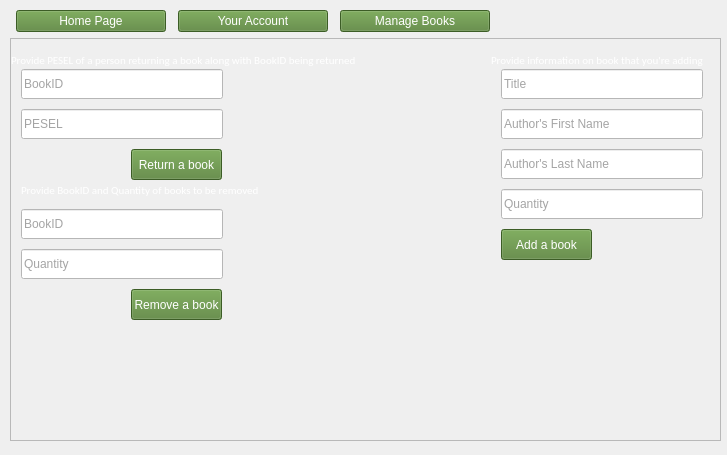
The window that managebooksview.ui (wcislak97/ProdigyLibrary) describes before a commit, drawn with Qt 5.
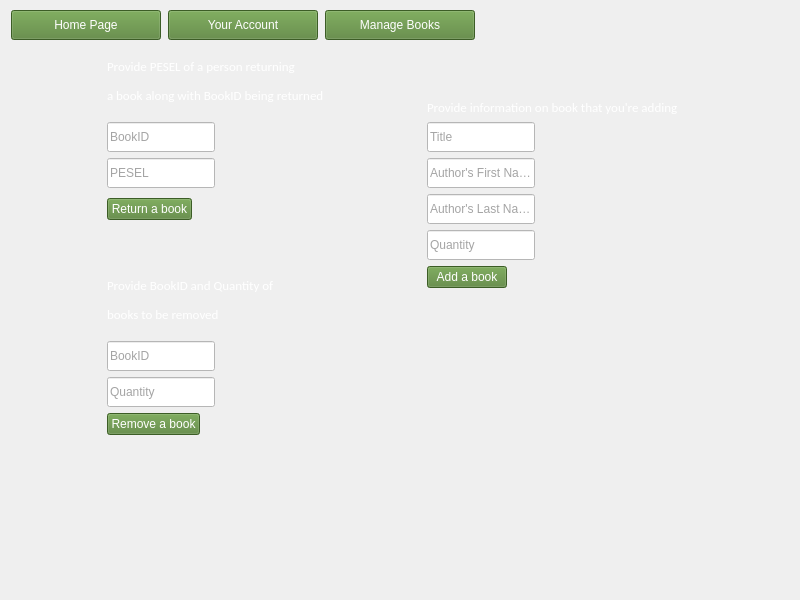
The same window after the commit.

Commit message: Added logout button

Diff of the .ui file:
```diff
--- a/managebooksview.ui
+++ b/managebooksview.ui
@@ -6,8 +6,8 @@
    <rect>
     <x>0</x>
     <y>0</y>
-    <width>727</width>
-    <height>455</height>
+    <width>800</width>
+    <height>600</height>
    </rect>
   </property>
   <property name="windowTitle">
@@ -18,18 +18,18 @@
     <rect>
      <x>10</x>
      <y>10</y>
-     <width>711</width>
-     <height>431</height>
+     <width>767</width>
+     <height>425</height>
     </rect>
    </property>
    <layout class="QVBoxLayout" name="verticalLayout">
     <item>
      <layout class="QHBoxLayout" name="horizontalLayout_7">
       <property name="sizeConstraint">
-       <enum>QLayout::SetFixedSize</enum>
+       <enum>QLayout::SetMaximumSize</enum>
       </property>
       <property name="rightMargin">
-       <number>222</number>
+       <number>300</number>
       </property>
       <item>
        <widget class="QPushButton" name="pushButton_home_page">
@@ -63,7 +63,7 @@
       <item>
        <widget class="QPushButton" name="pushButton_your_account">
         <property name="sizePolicy">
-         <sizepolicy hsizetype="Minimum" vsizetype="Preferred">
+         <sizepolicy hsizetype="Minimum" vsizetype="Minimum">
           <horstretch>0</horstretch>
           <verstretch>0</verstretch>
          </sizepolicy>
@@ -121,96 +121,14 @@
      </layout>
     </item>
     <item>
-     <layout class="QHBoxLayout" name="horizontalLayout_8"/>
-    </item>
-    <item>
-     <widget class="QScrollArea" name="scrollArea">
-      <property name="widgetResizable">
-       <bool>true</bool>
-      </property>
-      <widget class="QWidget" name="scrollAreaWidgetContents_5">
-       <property name="geometry">
-        <rect>
-         <x>0</x>
-         <y>0</y>
-         <width>707</width>
-         <height>390</height>
-        </rect>
-       </property>
-       <widget class="QPushButton" name="pushButton_return_book">
-        <property name="geometry">
-         <rect>
-          <x>120</x>
-          <y>110</y>
-          <width>91</width>
-          <height>31</height>
-         </rect>
-        </property>
-        <property name="styleSheet">
-         <string notr="true">background-color: rgb(84, 130, 53);
-color: rgb(255, 255, 255);</string>
-        </property>
-        <property name="text">
-         <string>Return a book</string>
-        </property>
-       </widget>
-       <widget class="QLabel" name="label">
-        <property name="geometry">
-         <rect>
-          <x>0</x>
-          <y>10</y>
-          <width>351</width>
-          <height>21</height>
-         </rect>
-        </property>
-        <property name="font">
-         <font>
-          <family>Calibri</family>
-          <pointsize>8</pointsize>
-          <weight>9</weight>
-          <italic>false</italic>
-          <bold>false</bold>
-         </font>
-        </property>
-        <property name="styleSheet">
-         <string notr="true">color: rgb(255, 255, 255);
-font: 75 8pt &quot;Calibri&quot;;</string>
-        </property>
-        <property name="text">
-         <string>Provide PESEL of a person returning a book along with BookID being returned</string>
-        </property>
-       </widget>
-       <widget class="QLineEdit" name="lineEdit_book_id">
-        <property name="geometry">
-         <rect>
-          <x>10</x>
-          <y>30</y>
-          <width>202</width>
-          <height>30</height>
-         </rect>
-        </property>
-        <property name="minimumSize">
-         <size>
-          <width>0</width>
-          <height>30</height>
-         </size>
-        </property>
-        <property name="styleSheet">
-         <string notr="true">background-color: rgb(255, 255, 255);
-color: rgb(74, 74, 74);</string>
-        </property>
-        <property name="placeholderText">
-         <string>BookID</string>
-        </property>
-       </widget>
+     <layout class="QGridLayout" name="gridLayout_3" columnstretch="0,0">
+      <item row="2" column="0">
        <widget class="QLineEdit" name="lineEdit_pesel_3">
-        <property name="geometry">
-         <rect>
-          <x>10</x>
-          <y>70</y>
-          <width>202</width>
-          <height>30</height>
-         </rect>
+        <property name="sizePolicy">
+         <sizepolicy hsizetype="Fixed" vsizetype="Fixed">
+          <horstretch>0</horstretch>
+          <verstretch>0</verstretch>
+         </sizepolicy>
         </property>
         <property name="minimumSize">
          <size>
@@ -226,14 +144,106 @@
          <string>PESEL</string>
         </property>
        </widget>
+      </item>
+      <item row="0" column="1" alignment="Qt::AlignBottom">
+       <widget class="QLabel" name="label_3">
+        <property name="font">
+         <font>
+          <family>Calibri</family>
+          <pointsize>8</pointsize>
+          <weight>9</weight>
+          <italic>false</italic>
+          <bold>false</bold>
+         </font>
+        </property>
+        <property name="styleSheet">
+         <string notr="true">color: rgb(255, 255, 255);
+font: 75 8pt &quot;Calibri&quot;;</string>
+        </property>
+        <property name="text">
+         <string>&lt;html&gt;&lt;head/&gt;&lt;body&gt;&lt;p&gt;&lt;span style=&quot; font-size:10pt;&quot;&gt;Provide information on book that you're adding&lt;/span&gt;&lt;/p&gt;&lt;/body&gt;&lt;/html&gt;</string>
+        </property>
+       </widget>
+      </item>
+      <item row="3" column="1">
+       <widget class="QLineEdit" name="lineEdit_author_last_name">
+        <property name="sizePolicy">
+         <sizepolicy hsizetype="Fixed" vsizetype="Fixed">
+          <horstretch>0</horstretch>
+          <verstretch>0</verstretch>
+         </sizepolicy>
+        </property>
+        <property name="minimumSize">
+         <size>
+          <width>0</width>
+          <height>30</height>
+         </size>
+        </property>
+        <property name="styleSheet">
+         <string notr="true">background-color: rgb(255, 255, 255);
+color: rgb(74, 74, 74);</string>
+        </property>
+        <property name="placeholderText">
+         <string>Author's Last Name</string>
+        </property>
+       </widget>
+      </item>
+      <item row="0" column="0">
+       <widget class="QLabel" name="label">
+        <property name="sizePolicy">
+         <sizepolicy hsizetype="Fixed" vsizetype="Preferred">
+          <horstretch>0</horstretch>
+          <verstretch>0</verstretch>
+         </sizepolicy>
+        </property>
+        <property name="font">
+         <font>
+          <family>Calibri</family>
+          <pointsize>8</pointsize>
+          <weight>9</weight>
+          <italic>false</italic>
+          <bold>false</bold>
+         </font>
+        </property>
+        <property name="styleSheet">
+         <string notr="true">color: rgb(255, 255, 255);
+font: 75 8pt &quot;Calibri&quot;;</string>
+        </property>
+        <property name="text">
+         <string>&lt;html&gt;&lt;head/&gt;&lt;body&gt;&lt;p&gt;&lt;span style=&quot; font-size:10pt;&quot;&gt;Provide PESEL of a person returning &lt;/span&gt;&lt;/p&gt;&lt;p&gt;&lt;span style=&quot; font-size:10pt;&quot;&gt;a book along with BookID being returned&lt;/span&gt;&lt;/p&gt;&lt;/body&gt;&lt;/html&gt;</string>
+        </property>
+       </widget>
+      </item>
+      <item row="7" column="0">
+       <widget class="QLineEdit" name="lineEdit_quantity">
+        <property name="sizePolicy">
+         <sizepolicy hsizetype="Fixed" vsizetype="Fixed">
+          <horstretch>0</horstretch>
+          <verstretch>0</verstretch>
+         </sizepolicy>
+        </property>
+        <property name="minimumSize">
+         <size>
+          <width>0</width>
+          <height>30</height>
+         </size>
+        </property>
+        <property name="styleSheet">
+         <string notr="true">background-color: rgb(255, 255, 255);
+color: rgb(74, 74, 74);</string>
+        </property>
+        <property name="placeholderText">
+         <string>Quantity</string>
+        </property>
+       </widget>
+      </item>
+      <item row="8" column="0">
        <widget class="QPushButton" name="pushButton_remove_book">
-        <property name="geometry">
-         <rect>
-          <x>120</x>
-          <y>250</y>
-          <width>91</width>
-          <height>31</height>
-         </rect>
+        <property name="sizePolicy">
+         <sizepolicy hsizetype="Fixed" vsizetype="Fixed">
+          <horstretch>0</horstretch>
+          <verstretch>0</verstretch>
+         </sizepolicy>
         </property>
         <property name="styleSheet">
          <string notr="true">background-color: rgb(84, 130, 53);
@@ -243,60 +253,31 @@
          <string>Remove a book</string>
         </property>
        </widget>
-       <widget class="QLineEdit" name="lineEdit_book_id_rem">
-        <property name="geometry">
-         <rect>
-          <x>10</x>
-          <y>170</y>
-          <width>202</width>
-          <height>30</height>
-         </rect>
+      </item>
+      <item row="5" column="1" alignment="Qt::AlignTop">
+       <widget class="QPushButton" name="pushButton_add_book">
+        <property name="sizePolicy">
+         <sizepolicy hsizetype="Fixed" vsizetype="Fixed">
+          <horstretch>0</horstretch>
+          <verstretch>0</verstretch>
+         </sizepolicy>
         </property>
-        <property name="minimumSize">
-         <size>
-          <width>0</width>
-          <height>30</height>
-         </size>
-        </property>
         <property name="styleSheet">
-         <string notr="true">background-color: rgb(255, 255, 255);
-color: rgb(74, 74, 74);</string>
+         <string notr="true">background-color: rgb(84, 130, 53);
+color: rgb(255, 255, 255);</string>
         </property>
-        <property name="placeholderText">
-         <string>BookID</string>
+        <property name="text">
+         <string>Add a book</string>
         </property>
        </widget>
-       <widget class="QLineEdit" name="lineEdit_quantity">
-        <property name="geometry">
-         <rect>
-          <x>10</x>
-          <y>210</y>
-          <width>202</width>
-          <height>30</height>
-         </rect>
-        </property>
-        <property name="minimumSize">
-         <size>
-          <width>0</width>
-          <height>30</height>
-         </size>
-        </property>
-        <property name="styleSheet">
-         <string notr="true">background-color: rgb(255, 255, 255);
-color: rgb(74, 74, 74);</string>
-        </property>
-        <property name="placeholderText">
-         <string>Quantity</string>
-        </property>
-       </widget>
+      </item>
+      <item row="5" column="0">
        <widget class="QLabel" name="label_2">
-        <property name="geometry">
-         <rect>
-          <x>10</x>
-          <y>140</y>
-          <width>241</width>
-          <height>21</height>
-         </rect>
+        <property name="sizePolicy">
+         <sizepolicy hsizetype="Fixed" vsizetype="Preferred">
+          <horstretch>0</horstretch>
+          <verstretch>0</verstretch>
+         </sizepolicy>
         </property>
         <property name="font">
          <font>
@@ -312,43 +293,46 @@
 font: 75 8pt &quot;Calibri&quot;;</string>
         </property>
         <property name="text">
-         <string>Provide BookID and Quantity of books to be removed</string>
+         <string>&lt;html&gt;&lt;head/&gt;&lt;body&gt;&lt;p&gt;&lt;span style=&quot; font-size:10pt;&quot;&gt;Provide BookID and Quantity of &lt;/span&gt;&lt;/p&gt;&lt;p&gt;&lt;span style=&quot; font-size:10pt;&quot;&gt;books to be removed&lt;/span&gt;&lt;/p&gt;&lt;/body&gt;&lt;/html&gt;</string>
         </property>
+        <property name="textFormat">
+         <enum>Qt::AutoText</enum>
+        </property>
+        <property name="scaledContents">
+         <bool>false</bool>
+        </property>
        </widget>
-       <widget class="QLabel" name="label_3">
-        <property name="geometry">
-         <rect>
-          <x>480</x>
-          <y>10</y>
-          <width>221</width>
-          <height>21</height>
-         </rect>
+      </item>
+      <item row="4" column="1">
+       <widget class="QLineEdit" name="lineEdit_quantity_add">
+        <property name="sizePolicy">
+         <sizepolicy hsizetype="Fixed" vsizetype="Fixed">
+          <horstretch>0</horstretch>
+          <verstretch>0</verstretch>
+         </sizepolicy>
         </property>
-        <property name="font">
-         <font>
-          <family>Calibri</family>
-          <pointsize>8</pointsize>
-          <weight>9</weight>
-          <italic>false</italic>
-          <bold>false</bold>
-         </font>
+        <property name="minimumSize">
+         <size>
+          <width>0</width>
+          <height>30</height>
+         </size>
         </property>
         <property name="styleSheet">
-         <string notr="true">color: rgb(255, 255, 255);
-font: 75 8pt &quot;Calibri&quot;;</string>
+         <string notr="true">background-color: rgb(255, 255, 255);
+color: rgb(74, 74, 74);</string>
         </property>
-        <property name="text">
-         <string>Provide information on book that you're adding</string>
+        <property name="placeholderText">
+         <string>Quantity</string>
         </property>
        </widget>
+      </item>
+      <item row="1" column="1">
        <widget class="QLineEdit" name="lineEdit_book_title">
-        <property name="geometry">
-         <rect>
-          <x>490</x>
-          <y>30</y>
-          <width>202</width>
-          <height>30</height>
-         </rect>
+        <property name="sizePolicy">
+         <sizepolicy hsizetype="Fixed" vsizetype="Fixed">
+          <horstretch>0</horstretch>
+          <verstretch>0</verstretch>
+         </sizepolicy>
         </property>
         <property name="minimumSize">
          <size>
@@ -364,14 +348,31 @@
          <string>Title</string>
         </property>
        </widget>
+      </item>
+      <item row="3" column="0">
+       <widget class="QPushButton" name="pushButton_return_book">
+        <property name="sizePolicy">
+         <sizepolicy hsizetype="Fixed" vsizetype="Fixed">
+          <horstretch>0</horstretch>
+          <verstretch>0</verstretch>
+         </sizepolicy>
+        </property>
+        <property name="styleSheet">
+         <string notr="true">background-color: rgb(84, 130, 53);
+color: rgb(255, 255, 255);</string>
+        </property>
+        <property name="text">
+         <string>Return a book</string>
+        </property>
+       </widget>
+      </item>
+      <item row="2" column="1">
        <widget class="QLineEdit" name="lineEdit_author_first_name">
-        <property name="geometry">
-         <rect>
-          <x>490</x>
-          <y>70</y>
-          <width>202</width>
-          <height>30</height>
-         </rect>
+        <property name="sizePolicy">
+         <sizepolicy hsizetype="Fixed" vsizetype="Fixed">
+          <horstretch>0</horstretch>
+          <verstretch>0</verstretch>
+         </sizepolicy>
         </property>
         <property name="minimumSize">
          <size>
@@ -387,14 +388,14 @@
          <string>Author's First Name</string>
         </property>
        </widget>
-       <widget class="QLineEdit" name="lineEdit_author_last_name">
-        <property name="geometry">
-         <rect>
-          <x>490</x>
-          <y>110</y>
-          <width>202</width>
-          <height>30</height>
-         </rect>
+      </item>
+      <item row="6" column="0">
+       <widget class="QLineEdit" name="lineEdit_book_id_rem">
+        <property name="sizePolicy">
+         <sizepolicy hsizetype="Fixed" vsizetype="Fixed">
+          <horstretch>0</horstretch>
+          <verstretch>0</verstretch>
+         </sizepolicy>
         </property>
         <property name="minimumSize">
          <size>
@@ -407,17 +408,17 @@
 color: rgb(74, 74, 74);</string>
         </property>
         <property name="placeholderText">
-         <string>Author's Last Name</string>
+         <string>BookID</string>
         </property>
        </widget>
-       <widget class="QLineEdit" name="lineEdit_quantity_add">
-        <property name="geometry">
-         <rect>
-          <x>490</x>
-          <y>150</y>
-          <width>202</width>
-          <height>30</height>
-         </rect>
+      </item>
+      <item row="1" column="0">
+       <widget class="QLineEdit" name="lineEdit_book_id">
+        <property name="sizePolicy">
+         <sizepolicy hsizetype="Fixed" vsizetype="Fixed">
+          <horstretch>0</horstretch>
+          <verstretch>0</verstretch>
+         </sizepolicy>
         </property>
         <property name="minimumSize">
          <size>
@@ -430,28 +431,11 @@
 color: rgb(74, 74, 74);</string>
         </property>
         <property name="placeholderText">
-         <string>Quantity</string>
+         <string>BookID</string>
         </property>
        </widget>
-       <widget class="QPushButton" name="pushButton_add_book">
-        <property name="geometry">
-         <rect>
-          <x>490</x>
-          <y>190</y>
-          <width>91</width>
-          <height>31</height>
-         </rect>
-        </property>
-        <property name="styleSheet">
-         <string notr="true">background-color: rgb(84, 130, 53);
-color: rgb(255, 255, 255);</string>
-        </property>
-        <property name="text">
-         <string>Add a book</string>
-        </property>
-       </widget>
-      </widget>
-     </widget>
+      </item>
+     </layout>
     </item>
    </layout>
   </widget>
```
The commit also changes 10 other files.
